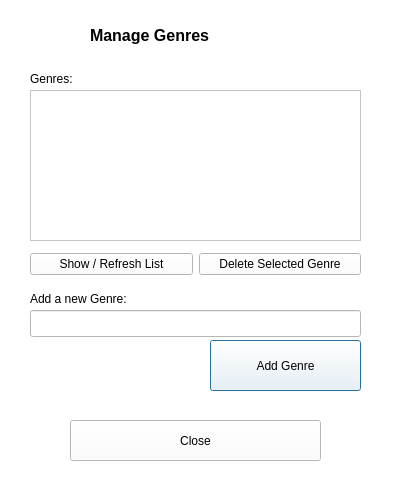
Old version of the form src/addgenre.ui in the repository netpack/XFB.
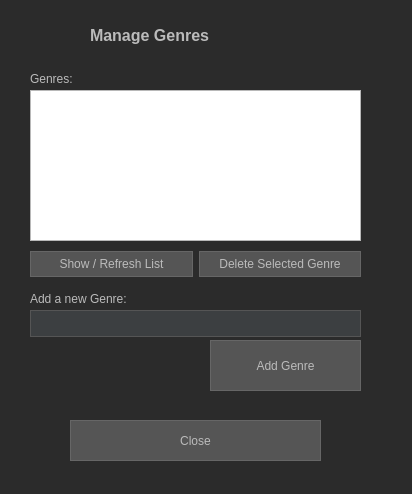
New version of the form. Icons and pictures are not drawn.

The edit to the form file:
```diff
--- a/src/addgenre.ui
+++ b/src/addgenre.ui
@@ -2,6 +2,69 @@
 <ui version="4.0">
  <class>addgenre</class>
  <widget class="QDialog" name="addgenre">
+  <property name="styleSheet">
+   <string notr="true">
+      QDialog {
+          background-color: #2b2b2b;
+          color: #bbbbbb; /* Default text color */
+      }
+      QLabel {
+          color: #bbbbbb;
+      }
+      QLineEdit, QTextEdit, QPlainTextEdit {
+          background-color: #3c3f41;
+          color: #bbbbbb;
+          border: 1px solid #555555;
+          selection-background-color: #007acc;
+          selection-color: white;
+      }
+      QPushButton, QToolButton {
+          background-color: #555555;
+          color: #bbbbbb;
+          border: 1px solid #666666;
+          padding: 5px;
+      }
+      QPushButton:hover, QToolButton:hover {
+          background-color: #666666;
+      }
+      QPushButton:pressed, QToolButton:pressed {
+          background-color: #444444;
+      }
+      QComboBox {
+          background-color: #3c3f41;
+          color: #bbbbbb;
+          border: 1px solid #555555;
+          selection-background-color: #007acc;
+          /* selection-color: white; */
+      }
+      QComboBox::drop-down {
+          border: none;
+      }
+      QComboBox QAbstractItemView {
+          background-color: #3c3f41;
+          color: #bbbbbb;
+          selection-background-color: #007acc;
+          selection-color: white;
+          border: 1px solid #555555;
+          outline: 0px;
+      }
+      QDateEdit {
+          background-color: #3c3f41;
+          color: #bbbbbb;
+          border: 1px solid #555555;
+          selection-background-color: #007acc;
+          selection-color: white;
+      }
+      QDateEdit::drop-down {
+           /* Style dropdown button if needed */
+      }
+      QDateEdit QAbstractItemView {
+          background-color: #3c3f41;
+          color: #bbbbbb;
+          selection-background-color: #007acc;
+      }
+     </string>
+  </property>
   <property name="geometry">
    <rect>
     <x>0</x>
@@ -13,9 +76,6 @@
   <property name="windowTitle">
    <string>Manage Genres</string>
   </property>
-  <property name="styleSheet">
-   <string notr="true">background-color: rgb(255, 255, 255);</string>
-  </property>
   <widget class="QLabel" name="label">
    <property name="geometry">
     <rect>
```
